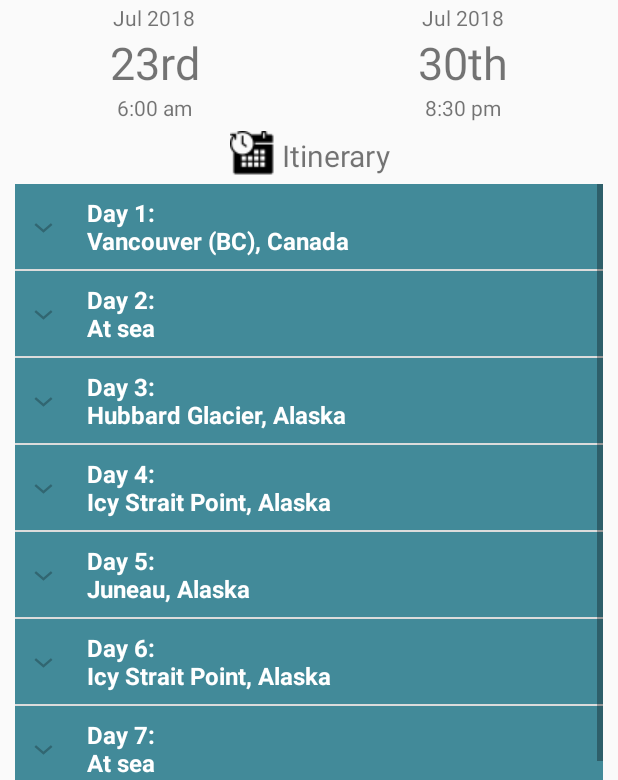
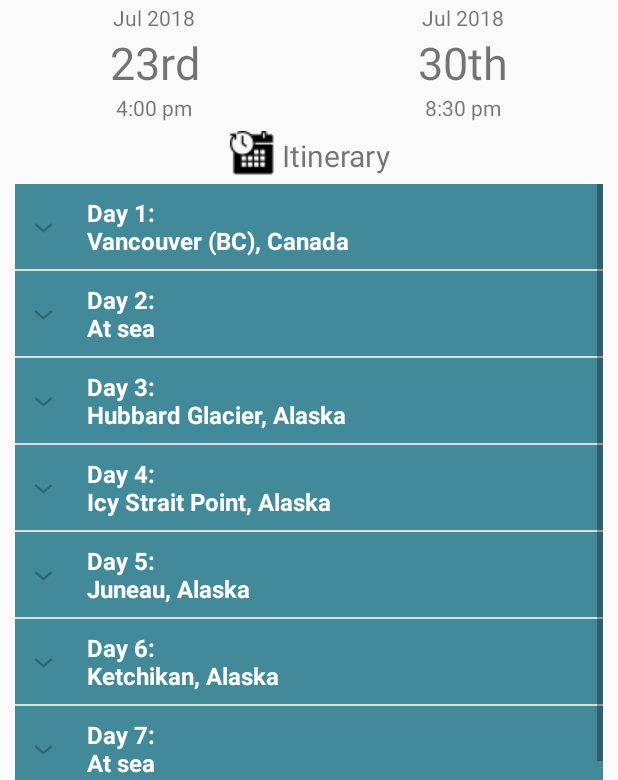
Before and after one commit to CaoPhiHung/douglas_mobile_dev, an Android app: the CruiseFragment screen opened directly, with no data from a screen before it, on a phone screen of 412 x 824 dp. Shown: the part 419-1199 px from the top of the screen. Run offline under Robolectric (Android 15) with nearby library versions, the phone set to English and light mode, and no system bars; 3 statements that could not run were skipped.

Commit message:
Onboard activities details

```diff
--- a/app/src/main/java/com/project/activities/CruiseFragment.java
+++ b/app/src/main/java/com/project/activities/CruiseFragment.java
@@ -59,15 +59,16 @@ public class CruiseFragment extends Fragment{
         listDataHeader.add("Day 3:\nHubbard Glacier, Alaska");
         listDataHeader.add("Day 4:\nIcy Strait Point, Alaska");
         listDataHeader.add("Day 5:\nJuneau, Alaska");
-        listDataHeader.add("Day 6:\nIcy Strait Point, Alaska");
+        listDataHeader.add("Day 6:\nKetchikan, Alaska");
         listDataHeader.add("Day 7:\nAt sea");
         listDataHeader.add("Day 8:\nVancouver (BC), Canada");
 
         List<String> day1 = new ArrayList<>();
         day1.add("Guest Onboard 4:00pm");
+        day1.add("Sail-Away celebration activity");
 
         List<String> day2 = new ArrayList<>();
-
+        day2.add("Pirate Night event - 18:00pm");
 
         List<String> day3 = new ArrayList<>();
         day3.add("Guest Ashore 7:00am");
@@ -87,9 +88,10 @@ public class CruiseFragment extends Fragment{
         day6.add("Guest Onboard 7:45pm");
 
         List<String> day7 = new ArrayList<>();
+        day7.add("Pirate Night event - 18:00pm");
 
         List<String> day8 = new ArrayList<>();
-        day8.add("Guest Ashore 8:00am");
+        day8.add("Guest Ashore 8:30pm");
 
 
         listHash.put(listDataHeader.get(0),day1);
--- a/app/src/main/java/com/project/activities/ListActivityAdapter.java
+++ b/app/src/main/java/com/project/activities/ListActivityAdapter.java
@@ -50,6 +50,7 @@ public class ListActivityAdapter extends ArrayAdapter {
         TextView txtDesc = rowView.findViewById(R.id.actDesc);
         txtDesc.setText(item.desc);
         imgView.setImageResource(item.image);
+        ((TextView)rowView.findViewById(R.id.actTime)).setText(item.time); // activities timing
         ((TextView)rowView.findViewById(R.id.actSubDesc)).setText(item.subdesc); // add number of people
 
         Button btnReserve = rowView.findViewById(R.id.btnReserve);
@@ -66,7 +67,7 @@ public class ListActivityAdapter extends ArrayAdapter {
                         long id = actBooking.save();
                         Toast.makeText(rowView.getContext(), "Booking success", Toast.LENGTH_LONG).show();
                     } catch (Exception ex){
-                        Toast.makeText(rowView.getContext(), "Book fail!!!", Toast.LENGTH_LONG).show();
+                        Toast.makeText(rowView.getContext(), "Booking fail!!!", Toast.LENGTH_LONG).show();
                     }
                 }
                 else Toast.makeText(rowView.getContext(), "Activity is full", Toast.LENGTH_LONG).show();
--- a/app/src/main/java/com/project/activities/OnboardFragment.java
+++ b/app/src/main/java/com/project/activities/OnboardFragment.java
@@ -30,14 +30,14 @@ public class OnboardFragment extends Fragment{
 
 
         ArrayList<OnboardActivity> onboardActivitiesList = OnboardActivity.getAll();
-        int[] images = {R.drawable.act1, R.drawable.act2,R.drawable.act3};
+        int[] images = {R.drawable.act2,R.drawable.act3,R.drawable.act6,R.drawable.act5,R.drawable.act4};
         int index=0;
 
         ArrayList<ActivityItem> activities = new ArrayList<>();
 
         for (OnboardActivity value: onboardActivitiesList){
             int count = value.getBookCount();
-            activities.add(new ActivityItem(images[index%3], value.name, String.format("Max %d people. %d booked", value.max_people, count), value.id));
+            activities.add(new ActivityItem(images[index%5], value.name, String.format("Max %d people. %d booked", value.max_people, count),value.description, value.id));
             index++;
         }
 
--- a/app/src/main/java/com/project/db/DBHelper.java
+++ b/app/src/main/java/com/project/db/DBHelper.java
@@ -12,7 +12,7 @@ import java.sql.Date;
 public class DBHelper extends SQLiteOpenHelper {
 
     static final String DATABASE_NAME = "groupproject";
-    static final int DATABASE_VERSION = 41;
+    static final int DATABASE_VERSION = 9;
 
     static DBHelper instance;
 
--- a/app/src/main/java/com/project/objects/ActivityItem.java
+++ b/app/src/main/java/com/project/objects/ActivityItem.java
@@ -4,12 +4,14 @@ public class ActivityItem {
     public int image;
     public String desc;
     public String subdesc;
+    public String time;
     public long id;
 
-    public ActivityItem(int image, String desc, String subdesc, long id) {
+    public ActivityItem(int image, String desc, String subdesc, String time, long id) {
         this.image = image;
         this.desc = desc;
         this.subdesc = subdesc;
+        this.time = time;
         this.id = id;
     }
 }
--- a/app/src/main/res/layout/fragment_cruise.xml
+++ b/app/src/main/res/layout/fragment_cruise.xml
@@ -99,7 +99,7 @@
             android:layout_width="wrap_content"
             android:layout_height="wrap_content"
             android:layout_weight="1"
-            android:text="6:00 am"
+            android:text="4:00 pm"
             android:textAlignment="center" />
 
         <TextView
--- /dev/null
+++ b/app/src/main/res/values/refs.xml
@@ -0,0 +1,4 @@
+<?xml version="1.0" encoding="utf-8"?>
+<resources>
+    <drawable name="act5" />
+</resources>
```
Also changed, not shown: app/src/main/java/com/project/db/OnboardActivity.java (+16 -8 lines), app/src/main/res/layout/list_activity_layout.xml (+9 -1 lines), app/src/main/res/drawable-v24/act4.jpg (added), 2 other files.
